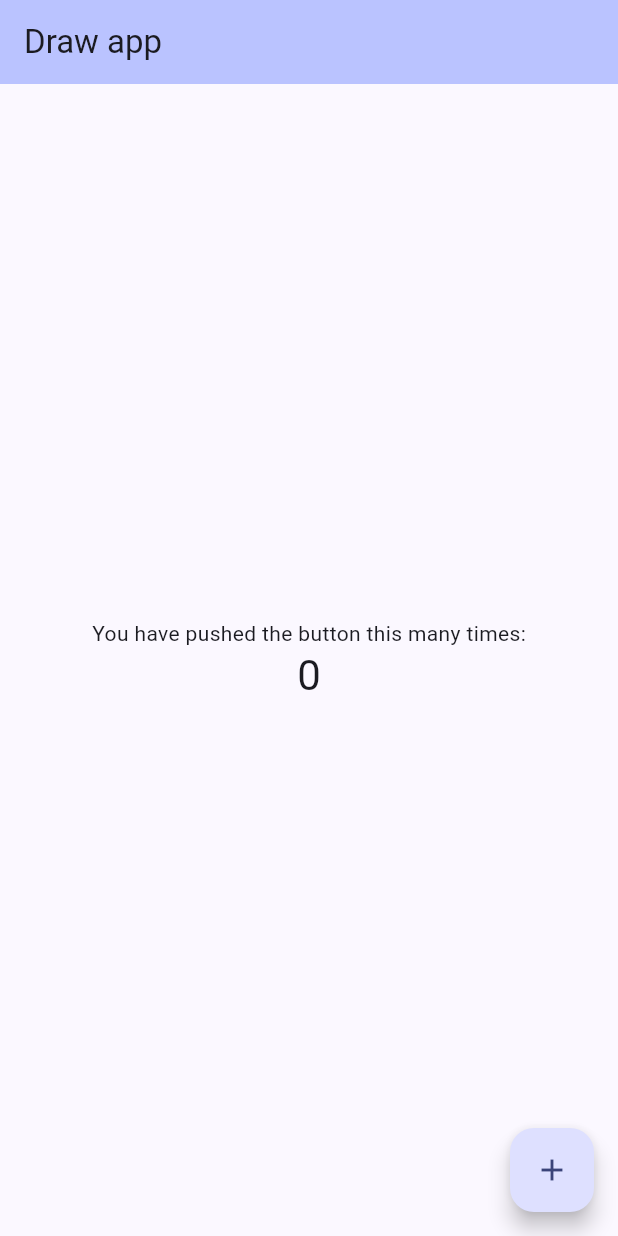
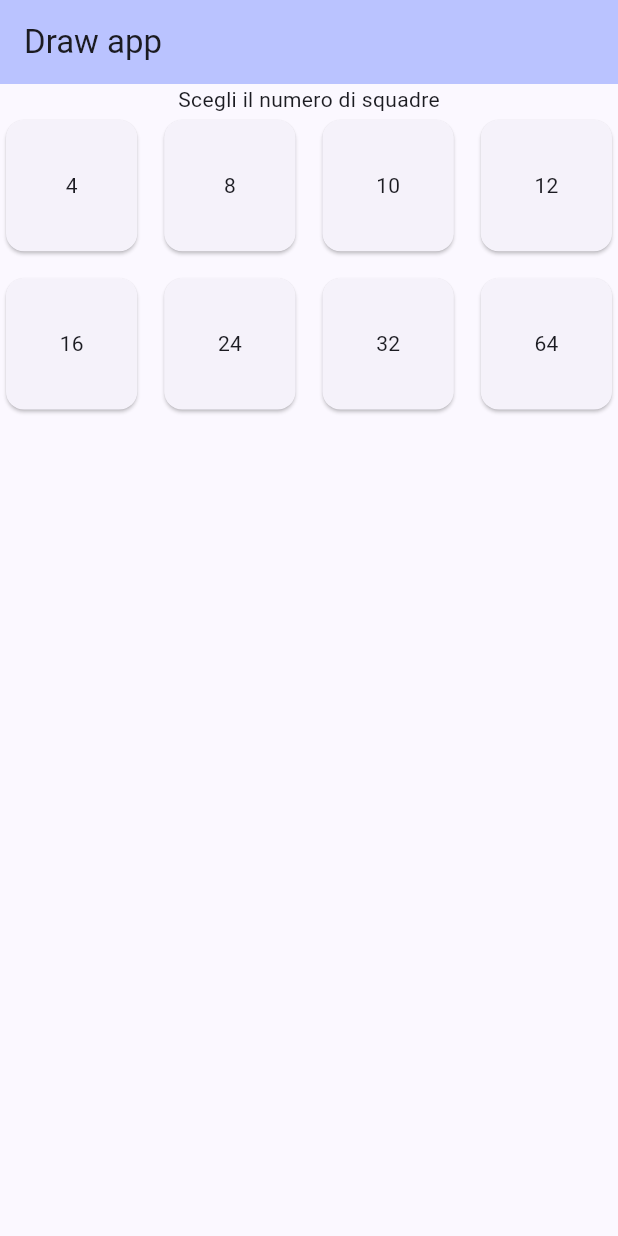
Before and after one commit to Mirconti93/team_draw, a Flutter app: the screen it shows after launch, on a phone screen of 412 x 824 dp. Run offline on Flutter 3.47's test engine with Material 3 defaults, Android fonts, the light colour scheme and no system bars; our stand-ins replace equatable, flutter_bloc.

Commit message:
initi bloc

```diff
--- a/lib/bloc/DrawCubit.dart
+++ b/lib/bloc/DrawCubit.dart
@@ -5,6 +5,7 @@ import 'package:team_draw/models/Team.dart';
 import 'DrawState.dart';
 
 class DrawCubit extends Cubit<DrawState> {
+
   DrawCubit() : super(InitialState());
 
   void addTeams(List<Team> teams) {
--- /dev/null
+++ b/lib/bloc/OptionCubit.dart
@@ -0,0 +1,14 @@
+// Definizione del Cubit
+import 'package:flutter_bloc/flutter_bloc.dart';
+import 'package:team_draw/bloc/OptionState.dart';
+
+class OptionCubit extends Cubit<OptionState> {
+
+  OptionCubit() : super(SelectedState(4));
+
+  void selectOption(int selection) {
+    emit(SelectedState(selection));
+  }
+
+
+}
--- /dev/null
+++ b/lib/bloc/OptionState.dart
@@ -0,0 +1,13 @@
+import 'package:equatable/equatable.dart';
+
+
+abstract class OptionState extends Equatable {
+  final options = [4, 8, 10, 12, 16, 24, 32, 64];
+}
+
+class SelectedState extends OptionState {
+  final int counter;
+  SelectedState(this.counter);
+  @override
+  List<Object> get props => [counter];
+}
--- a/lib/main.dart
+++ b/lib/main.dart
@@ -1,6 +1,10 @@
 import 'package:flutter/material.dart';
 import 'package:flutter_bloc/flutter_bloc.dart';
 import 'package:team_draw/bloc/DrawCubit.dart';
+import 'package:team_draw/bloc/OptionCubit.dart';
+import 'package:team_draw/bloc/OptionState.dart';
+import 'package:team_draw/widgets/HomePage.dart';
+import 'package:team_draw/widgets/Options.dart';
 
 void main() {
   runApp(const MyApp());
@@ -13,8 +17,11 @@ class MyApp extends StatelessWidget {
   @override
   Widget build(BuildContext context) {
     return
-      BlocProvider(
-        create: (_) => DrawCubit(),
+      MultiBlocProvider(
+        providers: [
+          BlocProvider(create: (BuildContext context) => OptionCubit()),
+          BlocProvider(create: (BuildContext context) => DrawCubit()),
+        ],
         child: MaterialApp(
           title: 'Flutter Demo',
           theme: ThemeData(
@@ -22,88 +29,8 @@ class MyApp extends StatelessWidget {
             colorScheme: ColorScheme.fromSeed(seedColor: Colors.indigoAccent),
             useMaterial3: true,
           ),
-          home: const MyHomePage(title: 'Draw app')
+          home: HomePage()
         )
     );
   }
 }
-
-class MyHomePage extends StatefulWidget {
-  const MyHomePage({super.key, required this.title});
-
-
-  final String title;
-
-  @override
-  State<MyHomePage> createState() => _MyHomePageState();
-}
-
-class _MyHomePageState extends State<MyHomePage> {
-  int _counter = 0;
-
-  void _incrementCounter() {
-    setState(() {
-      // This call to setState tells the Flutter framework that something has
-      // changed in this State, which causes it to rerun the build method below
-      // so that the display can reflect the updated values. If we changed
-      // _counter without calling setState(), then the build method would not be
-      // called again, and so nothing would appear to happen.
-      _counter++;
-    });
-  }
-
-  @override
-  Widget build(BuildContext context) {
-    // This method is rerun every time setState is called, for instance as done
-    // by the _incrementCounter method above.
-    //
-    // The Flutter framework has been optimized to make rerunning build methods
-    // fast, so that you can just rebuild anything that needs updating rather
-    // than having to individually change instances of widgets.
-    return Scaffold(
-      appBar: AppBar(
-        // TRY THIS: Try changing the color here to a specific color (to
-        // Colors.amber, perhaps?) and trigger a hot reload to see the AppBar
-        // change color while the other colors stay the same.
-        backgroundColor: Theme.of(context).colorScheme.inversePrimary,
-        // Here we take the value from the MyHomePage object that was created by
-        // the App.build method, and use it to set our appbar title.
-        title: Text(widget.title),
-      ),
-      body: Center(
-        // Center is a layout widget. It takes a single child and positions it
-        // in the middle of the parent.
-        child: Column(
-          // Column is also a layout widget. It takes a list of children and
-          // arranges them vertically. By default, it sizes itself to fit its
-          // children horizontally, and tries to be as tall as its parent.
-          //
-          // Column has various properties to control how it sizes itself and
-          // how it positions its children. Here we use mainAxisAlignment to
-          // center the children vertically; the main axis here is the vertical
-          // axis because Columns are vertical (the cross axis would be
-          // horizontal).
-          //
-          // TRY THIS: Invoke "debug painting" (choose the "Toggle Debug Paint"
-          // action in the IDE, or press "p" in the console), to see the
-          // wireframe for each widget.
-          mainAxisAlignment: MainAxisAlignment.center,
-          children: <Widget>[
-            const Text(
-              'You have pushed the button this many times:',
-            ),
-            Text(
-              '$_counter',
-              style: Theme.of(context).textTheme.headlineMedium,
-            ),
-          ],
-        ),
-      ),
-      floatingActionButton: FloatingActionButton(
-        onPressed: _incrementCounter,
-        tooltip: 'Increment',
-        child: const Icon(Icons.add),
-      ), // This trailing comma makes auto-formatting nicer for build methods.
-    );
-  }
-}
--- /dev/null
+++ b/lib/widgets/HomePage.dart
@@ -0,0 +1,44 @@
+import 'package:flutter/cupertino.dart';
+import 'package:flutter/material.dart';
+import 'package:flutter_bloc/flutter_bloc.dart';
+
+import '../bloc/OptionCubit.dart';
+import '../bloc/OptionState.dart';
+import 'Options.dart';
+
+class HomePage extends StatelessWidget {
+  const HomePage({Key? key}) : super(key: key);
+
+  @override
+  Widget build(BuildContext context) {
+    // This method is rerun every time setState is called, for instance as done
+    // by the _incrementCounter method above.
+    //
+    // The Flutter framework has been optimized to make rerunning build methods
+    // fast, so that you can just rebuild anything that needs updating rather
+    // than having to individually change instances of widgets.
+    return Scaffold(
+        appBar: AppBar(
+          // TRY THIS: Try changing the color here to a specific color (to
+          // Colors.amber, perhaps?) and trigger a hot reload to see the AppBar
+          // change color while the other colors stay the same.
+          backgroundColor: Theme
+              .of(context)
+              .colorScheme
+              .inversePrimary,
+          // Here we take the value from the MyHomePage object that was created by
+          // the App.build method, and use it to set our appbar title.
+          title: Text("Draw app"),
+        ),
+        body: BlocBuilder<OptionCubit, OptionState>(builder: (context, state) {
+          return Column(
+            mainAxisAlignment: MainAxisAlignment.center,
+            children: <Widget>[
+              Text("Scegli il numero di squadre"),
+              Expanded(child: Options())
+            ],
+          );
+        })
+    );
+  }
+}
--- /dev/null
+++ b/lib/widgets/Options.dart
@@ -0,0 +1,42 @@
+
+import 'package:flutter/cupertino.dart';
+import 'package:flutter/material.dart';
+import 'package:flutter_bloc/flutter_bloc.dart';
+
+import '../bloc/OptionCubit.dart';
+import '../bloc/OptionState.dart';
+
+class Options extends StatelessWidget {
+  const Options({Key? key}) : super(key: key);
+
+  @override
+  Widget build(BuildContext context) {
+    return BlocBuilder<OptionCubit, OptionState>(builder: (context, state) {
+      return GridView.builder(
+        // Specifica il numero di colonne nella griglia
+        gridDelegate: SliverGridDelegateWithFixedCrossAxisCount(
+          crossAxisCount: 4, // Numero di colonne
+          crossAxisSpacing: 10.0, // Spazio orizzontale tra le colonne
+          mainAxisSpacing: 10.0, // Spazio verticale tra le righe
+        ),
+        // Numero di elementi nella griglia
+        itemCount: state.options.length,
+        // Costruttore per gli elementi della griglia
+        itemBuilder: (BuildContext context, int index) {
+          // Costruire un singolo elemento della griglia
+          return Container(
+              height: 80,
+              child: Card(
+                child: Center(
+                  child: Text(state.options[index].toString()),
+                ),
+              )
+          );
+        },
+      );
+    });
+
+
+  }
+
+}
```
